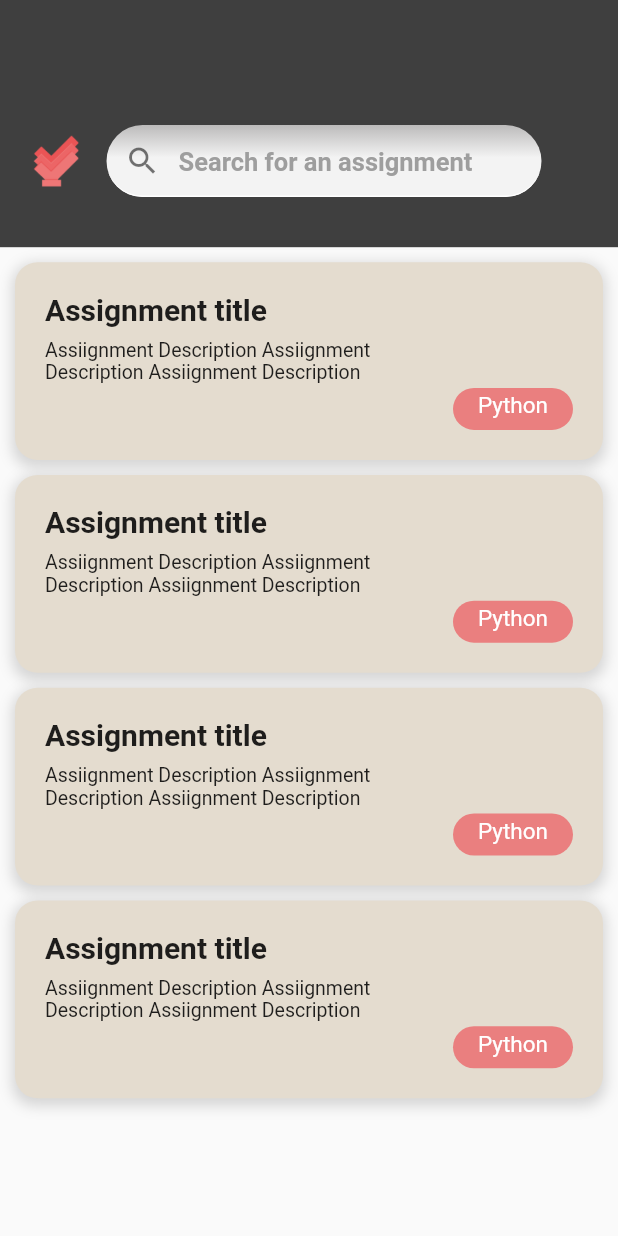
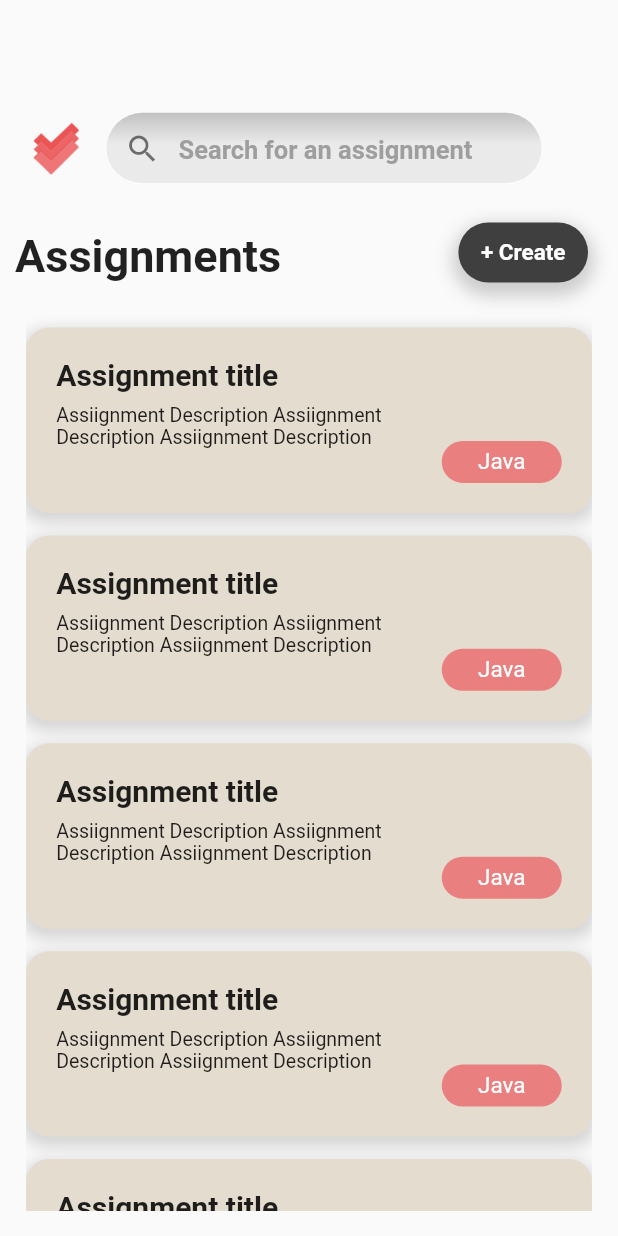
Before and after one commit to flutter-team5/Checky, a Flutter app: the screen it shows after launch, on a phone screen of 412 x 824 dp. Run offline on Flutter 3.47's test engine with Material 2 defaults, Android fonts, the phone set to English and light mode, and no system bars; our stand-ins replace file_picker, flutter_snake_navigationbar, supabase_flutter; accounts and stored records are empty; Roboto replaces fonts that are missing (ADLaMDisplay, Rubik-VariableFont_wght).

Commit message:
Update in Home screen

```diff
--- a/checky/lib/main.dart
+++ b/checky/lib/main.dart
@@ -1,5 +1,4 @@
 import 'package:checky/screens/assignments_views/home_screen.dart';
-import 'package:checky/screens/assignments_views/single_assignment_screen.dart';
 import 'package:checky/services/database/database_connector.dart';
 import 'package:flutter/material.dart';
 
--- a/checky/lib/screens/assignments_views/home_screen.dart
+++ b/checky/lib/screens/assignments_views/home_screen.dart
@@ -1,8 +1,8 @@
 // Home screen navgation will be here
-import 'package:checky/constants/colors.dart';
 import 'package:checky/constants/spacings.dart';
 import 'package:checky/screens/assignments_views/search_filed.dart';
 import 'package:checky/widgets/card_widget_view.dart';
+import 'package:checky/widgets/custom_botton.dart';
 import 'package:flutter/material.dart';
 
 class HomeScreen extends StatelessWidget {
@@ -13,31 +13,22 @@ class HomeScreen extends StatelessWidget {
   @override
   Widget build(BuildContext context) {
     return Scaffold(
-      // appBar: AppBar(
-      //   backgroundColor: CColors.darkGrey,
-      //   toolbarHeight: 80,
-      //   title: const Text(
-      //     "Checky",
-      //     style: TextStyle(fontWeight: FontWeight.bold, fontSize: 25),
-      //   ),
-      //   leading: Padding(
-      //     padding: const EdgeInsets.only(left: 10.0),
-      //     child: Image.asset("assets/img/logo.png"),
-      //   ),
-      // ),
+      resizeToAvoidBottomInset: false,
       body: Column(
         children: [
           Container(
-            padding: EdgeInsets.only(top: 50),
-            decoration: const BoxDecoration(color: CColors.darkGrey),
-            height: MediaQuery.of(context).size.height * 0.2,
+            padding: const EdgeInsets.only(top: 50),
+            // decoration: const BoxDecoration(color: CColors.darkGrey),
+            height: MediaQuery.of(context).size.height * 0.18,
             child: Padding(
-              padding: const EdgeInsets.only(left: 20.0),
+              padding: const EdgeInsets.only(
+                left: 20.0,
+              ),
               child: Row(
                 mainAxisAlignment: MainAxisAlignment.start,
                 children: [
                   Image.asset(
-                    "assets/img/logo.png",
+                    "assets/img/logo_inside.png",
                     width: 35,
                   ),
                   CSpaces.kHspace16,
@@ -48,31 +39,75 @@ class HomeScreen extends StatelessWidget {
               ),
             ),
           ),
-          const Center(
+          const Column(
+            children: [
+              Padding(
+                padding: EdgeInsets.only(right: 10.0, left: 10, bottom: 10),
+                child: Row(
+                  mainAxisAlignment: MainAxisAlignment.spaceBetween,
+                  children: [
+                    Text(
+                      "Assignments",
+                      style: TextStyle(
+                        fontSize: 30,
+                        fontWeight: FontWeight.bold,
+                      ),
+                    ),
+                    CustomButton(
+                      title: "+ Create",
+                      margBottom: 5,
+                      margRight: 10,
+                      hPadding: 15,
+                      height: 40,
+                    ),
+                  ],
+                ),
+              )
+            ],
+          ),
+          Center(
+            child: SizedBox(
+              height: MediaQuery.of(context).size.height - 220,
+              child: const SingleChildScrollView(
+                scrollDirection: Axis.vertical,
                 child: Column(
                   crossAxisAlignment: CrossAxisAlignment.center,
                   children: [
                     SizedBox(
-                  height: 10,
+                      height: 15,
                     ),
                     AssignCard(),
                     SizedBox(
-                  height: 10,
+                      height: 15,
                     ),
                     AssignCard(),
                     SizedBox(
-                  height: 10,
+                      height: 15,
                     ),
                     AssignCard(),
                     SizedBox(
-                  height: 10,
+                      height: 15,
                     ),
                     AssignCard(),
+                    SizedBox(
+                      height: 15,
+                    ),
+                    AssignCard(),
+                    SizedBox(
+                      height: 15,
+                    ),
+                    AssignCard(),
+                    SizedBox(
+                      height: 25,
+                    ),
                   ],
+                ),
+              ),
             ),
           ),
         ],
       ),
+      // bottomNavigationBar: Bottom_nav(),
     );
   }
 }
--- a/checky/lib/screens/assignments_views/search_filed.dart
+++ b/checky/lib/screens/assignments_views/search_filed.dart
@@ -12,8 +12,8 @@ class SearchField extends StatelessWidget {
       decoration: const ShapeDecoration(
         gradient: LinearGradient(
           colors: [
-            Color.fromARGB(255, 188, 187, 187),
-            Color.fromARGB(255, 243, 243, 243)
+            Color.fromARGB(255, 194, 193, 193),
+            Color.fromARGB(221, 232, 232, 232)
           ],
           begin: Alignment.topCenter,
           end: Alignment.bottomCenter,
--- a/checky/lib/widgets/card_widget_view.dart
+++ b/checky/lib/widgets/card_widget_view.dart
@@ -17,14 +17,14 @@ class AssignCard extends StatelessWidget {
           boxShadow: [
             BoxShadow(
               color: Colors.grey.withOpacity(0.4),
-              spreadRadius: 2,
-              blurRadius: 7,
-              offset: const Offset(0, 3),
+              spreadRadius: 2.5,
+              blurRadius: 8,
+              offset: const Offset(0, 4),
             ),
           ],
         ),
-        width: MediaQuery.of(context).size.width - 20,
-        height: MediaQuery.of(context).size.height * 0.16,
+        width: MediaQuery.of(context).size.width - 35,
+        height: MediaQuery.of(context).size.height * 0.15,
         child: Row(
           crossAxisAlignment: CrossAxisAlignment.end,
           children: [
@@ -33,7 +33,7 @@ class AssignCard extends StatelessWidget {
                 crossAxisAlignment: CrossAxisAlignment.start,
                 children: [
                   const Text(
-                    "Assignment title",
+                    "Assignment title", //TODO Add assignment title
                     style: TextStyle(
                       fontWeight: FontWeight.bold,
                       fontFamily: 'ADLaMDisplay',
@@ -42,6 +42,7 @@ class AssignCard extends StatelessWidget {
                   ),
                   CSpaces.kVspace8,
                   const Text(
+                    // TODO Add Assiignment Description
                     "Assiignment Description Assiignment Description Assiignment Description Assiignment Description",
                     maxLines: 2,
                     style: TextStyle(
@@ -53,7 +54,7 @@ class AssignCard extends StatelessWidget {
               ),
             ),
             Container(
-              padding: const EdgeInsets.symmetric(vertical: 3),
+              padding: const EdgeInsets.symmetric(vertical: 5),
               width: 80,
               height: 28,
               decoration: BoxDecoration(
@@ -61,7 +62,7 @@ class AssignCard extends StatelessWidget {
                 borderRadius: BorderRadius.circular(20),
               ),
               child: const Text(
-                "Python",
+                "Java", // TODO Add programming language
                 textAlign: TextAlign.center,
                 style: TextStyle(
                   fontFamily: 'ADLaMDisplay',
--- /dev/null
+++ b/checky/lib/widgets/custom_botton.dart
@@ -0,0 +1,50 @@
+import 'package:checky/constants/colors.dart';
+import 'package:flutter/material.dart';
+
+class CustomButton extends StatelessWidget {
+  const CustomButton({
+    super.key,
+    required this.title,
+    this.margBottom = 30,
+    this.margRight = 0,
+    this.vPadding = 9,
+    this.hPadding = 20, this.height = 50,
+  });
+
+  final String title;
+  final double? margBottom;
+  final double? margRight;
+  final double? vPadding;
+  final double? hPadding;
+  final double? height;
+
+  @override
+  Widget build(BuildContext context) {
+    return Container(
+      padding: EdgeInsets.symmetric(vertical: vPadding!, horizontal: hPadding!),
+      margin: EdgeInsets.only(
+          bottom: margBottom!, right: margRight!),
+      // width: MediaQuery.of(context).size.width * 0.35,
+      height: height!,
+      decoration: BoxDecoration(
+        color: CColors.darkGrey,
+        borderRadius: BorderRadius.circular(30),
+        boxShadow: [
+          BoxShadow(
+            color: Colors.grey.withOpacity(0.5),
+            spreadRadius: 4,
+            blurRadius: 9,
+            offset: const Offset(0, 5),
+          ),
+        ],
+      ),
+      child: Center(
+        child: Text(
+          title,
+          style: const TextStyle(
+              color: Colors.white, fontWeight: FontWeight.bold, fontSize: 15),
+        ),
+      ),
+    );
+  }
+}
```
Also changed, not shown: checky/lib/screens/assignments_views/single_assignment_screen.dart (+3 -24 lines), checky/lib/widgets/bottom_nav.dart (+68 -77 lines). Lines whose indentation alone changed are shown as unchanged.
